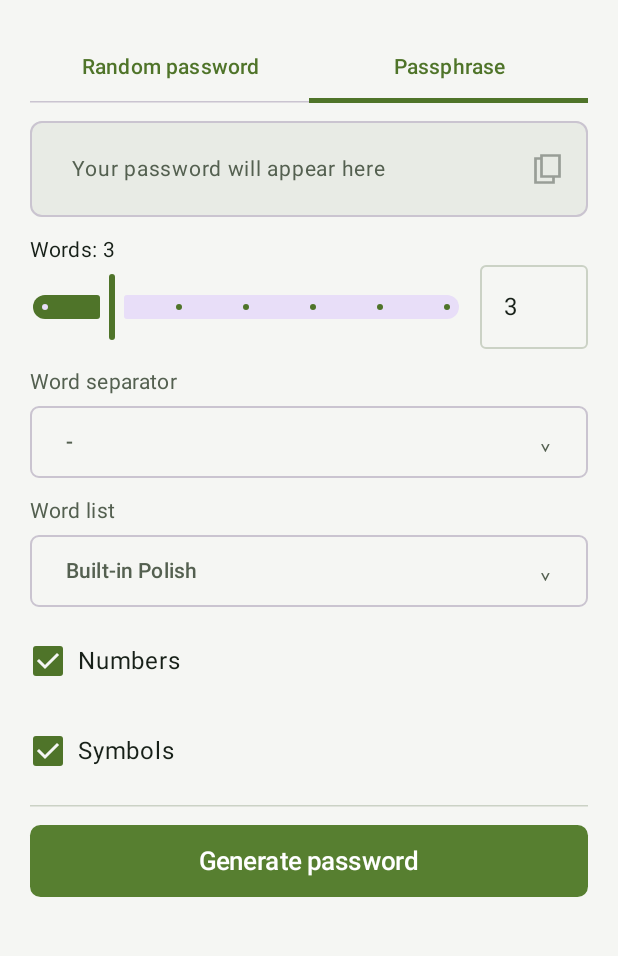
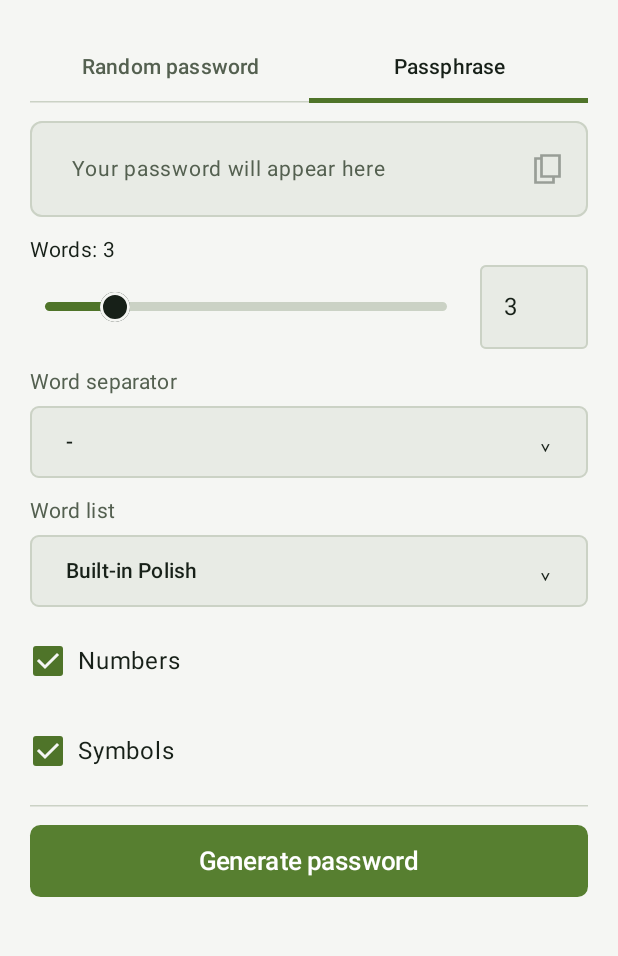
Before and after one commit to Franek2009/Password-Generator, an Android app built with Jetpack Compose: the screen it shows after launch (MainActivity), tab 2 chosen, on a phone screen of 412 x 824 dp, the part 77-1033 px from its top. Run offline under Robolectric (Android 15) with nearby library versions, the light colour scheme and no system bars.

Commit message:
Polish shared Android styling and stabilize UI preview captures

```diff
--- a/android/app/src/main/java/pl/franek/passwordgenerator/MainActivity.kt
+++ b/android/app/src/main/java/pl/franek/passwordgenerator/MainActivity.kt
@@ -6,6 +6,8 @@ import androidx.activity.compose.setContent
 import androidx.activity.compose.BackHandler
 import androidx.activity.compose.rememberLauncherForActivityResult
 import androidx.activity.result.contract.ActivityResultContracts
+import androidx.compose.foundation.BorderStroke
+import androidx.compose.foundation.border
 import androidx.compose.foundation.Image
 import androidx.compose.foundation.background
 import androidx.compose.foundation.selection.toggleable
@@ -63,11 +65,21 @@ fun PasswordGeneratorApp(model: GeneratorViewModel = viewModel()) {
     val colors = if (dark) darkColorScheme(
         primary = color("accent"), onPrimary = color("background"), background = color("background"),
         surface = color("surface"), onSurface = color("text"), onBackground = color("text"),
-        onSurfaceVariant = color("muted"), outline = color("border"), surfaceVariant = color("surface"),
+        onSurfaceVariant = color("muted"), outline = color("border"), outlineVariant = color("border"), surfaceVariant = color("surface"),
+        secondary = color("accent"), secondaryContainer = color("surface"), onSecondaryContainer = color("text"), surfaceTint = Color.Transparent,
+        primaryContainer = color("surface"), onPrimaryContainer = color("text"),
+        tertiary = color("accent"), tertiaryContainer = color("surface"), onTertiaryContainer = color("text"),
+        surfaceContainerHighest = color("surface"), surfaceContainerHigh = color("surface"),
+        surfaceContainer = color("surface"), surfaceContainerLow = color("surface"), surfaceContainerLowest = color("background"),
     ) else lightColorScheme(
         primary = color("accent"), onPrimary = color("background"), background = color("background"),
         surface = color("surface"), onSurface = color("text"), onBackground = color("text"),
-        onSurfaceVariant = color("muted"), outline = color("border"), surfaceVariant = color("surface"),
+        onSurfaceVariant = color("muted"), outline = color("border"), outlineVariant = color("border"), surfaceVariant = color("surface"),
+        secondary = color("accent"), secondaryContainer = color("surface"), onSecondaryContainer = color("text"), surfaceTint = Color.Transparent,
+        primaryContainer = color("surface"), onPrimaryContainer = color("text"),
+        tertiary = color("accent"), tertiaryContainer = color("surface"), onTertiaryContainer = color("text"),
+        surfaceContainerHighest = color("surface"), surfaceContainerHigh = color("surface"),
+        surfaceContainer = color("surface"), surfaceContainerLow = color("surface"), surfaceContainerLowest = color("background"),
     )
     SideEffect {
         val window = (context as? ComponentActivity)?.window
@@ -142,12 +154,13 @@ private fun SharedIcon(ui: SharedUi, name: String, description: String) {
 @Composable
 private fun GeneratorScreen(ui: SharedUi, state: UiState, model: GeneratorViewModel, t: (String) -> String, button: Color, buttonText: Color) {
     val human = state.mode == PasswordMode.HUMAN
+    val focus = LocalFocusManager.current
     val picker = rememberLauncherForActivityResult(ActivityResultContracts.OpenDocument()) { uri ->
         uri?.let { model.chooseWordlist(it) }
     }
     TabRow(selectedTabIndex = if (human) 1 else 0, containerColor = MaterialTheme.colorScheme.background) {
         listOf("random", "phrase").forEachIndexed { index, key ->
-            Tab(selected = human == (index == 1), onClick = { model.update { it.copy(mode = if (index == 0) PasswordMode.MANAGER else PasswordMode.HUMAN) } },
+            Tab(selectedContentColor = MaterialTheme.colorScheme.onSurface, unselectedContentColor = MaterialTheme.colorScheme.onSurfaceVariant, selected = human == (index == 1), onClick = { model.update { it.copy(mode = if (index == 0) PasswordMode.MANAGER else PasswordMode.HUMAN) } },
                 text = { Text(t(key), maxLines = 2) })
         }
     }
@@ -182,12 +195,13 @@ private fun GeneratorScreen(ui: SharedUi, state: UiState, model: GeneratorViewMo
         model.update { if (human) it.copy(humanSpecial = value) else it.copy(managerSpecial = value) }
     }
     HorizontalDivider(color = MaterialTheme.colorScheme.outline)
-    Button(onClick = model::generate, enabled = !model.working, modifier = Modifier.fillMaxWidth().heightIn(min = 48.dp),
+    Button(onClick = { focus.clearFocus(); model.generate() }, enabled = !model.working, modifier = Modifier.fillMaxWidth().heightIn(min = 48.dp),
         shape = RoundedCornerShape(7.dp), colors = ButtonDefaults.buttonColors(containerColor = button, contentColor = buttonText)) {
         Text(t("generate"), fontSize = 17.sp, modifier = Modifier.padding(vertical = 4.dp))
     }
 }
 
+@OptIn(ExperimentalMaterial3Api::class)
 @Composable
 private fun NumberSetting(label: String, value: Int, range: IntRange, onChange: (Int) -> Unit) {
     val focus = LocalFocusManager.current
@@ -195,8 +209,19 @@ private fun NumberSetting(label: String, value: Int, range: IntRange, onChange:
     Column {
         Text("$label: $value", style = MaterialTheme.typography.bodyMedium)
         Row(verticalAlignment = Alignment.CenterVertically, horizontalArrangement = Arrangement.spacedBy(12.dp)) {
+            val sliderColors = SliderDefaults.colors(
+                thumbColor = MaterialTheme.colorScheme.onSurface,
+                activeTrackColor = MaterialTheme.colorScheme.primary,
+                inactiveTrackColor = MaterialTheme.colorScheme.outline,
+                activeTickColor = Color.Transparent, inactiveTickColor = Color.Transparent,
+            )
             Slider(value.toFloat(), { onChange(it.toInt()) }, modifier = Modifier.weight(1f).semantics { contentDescription = label },
-                valueRange = range.first.toFloat()..range.last.toFloat(), steps = range.last - range.first - 1)
+                valueRange = range.first.toFloat()..range.last.toFloat(), steps = range.last - range.first - 1,
+                colors = sliderColors,
+                thumb = { Box(Modifier.size(20.dp).background(MaterialTheme.colorScheme.onSurface, CircleShape)
+                    .border(2.dp, MaterialTheme.colorScheme.background, CircleShape)) },
+                track = { slider -> SliderDefaults.Track(sliderState = slider, colors = sliderColors,
+                    modifier = Modifier.height(6.dp), thumbTrackGapSize = 0.dp, drawStopIndicator = null) })
             OutlinedTextField(input, { raw ->
                 if (raw.length <= 2 && raw.all(Char::isDigit)) {
                     input = raw
@@ -205,7 +230,8 @@ private fun NumberSetting(label: String, value: Int, range: IntRange, onChange:
             }, singleLine = true, modifier = Modifier.width(72.dp).onFocusChanged { if (!it.isFocused) input = value.toString() }.semantics { contentDescription = label },
                 isError = input.toIntOrNull()?.let { it !in range } ?: true,
                 keyboardActions = KeyboardActions(onDone = { focus.clearFocus() }),
-                keyboardOptions = KeyboardOptions(keyboardType = KeyboardType.Number))
+                keyboardOptions = KeyboardOptions(keyboardType = KeyboardType.Number),
+                colors = OutlinedTextFieldDefaults.colors(focusedContainerColor = MaterialTheme.colorScheme.surface, unfocusedContainerColor = MaterialTheme.colorScheme.surface))
         }
     }
 }
@@ -228,7 +254,8 @@ private fun Choice(label: String, value: String, choices: List<String>, display:
         Text(label, color = MaterialTheme.colorScheme.onSurfaceVariant, style = MaterialTheme.typography.bodyMedium)
         Box {
             OutlinedButton(onClick = { expanded = true }, enabled = enabled, modifier = Modifier.fillMaxWidth().heightIn(min = 48.dp),
-                shape = RoundedCornerShape(6.dp)) { Text(display(value), Modifier.weight(1f)); Text("⌄") }
+                shape = RoundedCornerShape(6.dp), border = BorderStroke(1.dp, MaterialTheme.colorScheme.outline),
+                colors = ButtonDefaults.outlinedButtonColors(contentColor = MaterialTheme.colorScheme.onSurface, containerColor = MaterialTheme.colorScheme.surface)) { Text(display(value), Modifier.weight(1f)); Text("⌄") }
             DropdownMenu(expanded, { expanded = false }) {
                 choices.forEach { choice -> DropdownMenuItem(text = { Text(display(choice)) },
                     onClick = { onSelected(choice); expanded = false }) }
@@ -243,7 +270,10 @@ private fun SettingsScreen(state: UiState, model: GeneratorViewModel, t: (String
     Surface(shape = RoundedCornerShape(8.dp)) {
         Row(Modifier.fillMaxWidth().padding(12.dp), verticalAlignment = Alignment.CenterVertically) {
             Text(t("auto_copy"), Modifier.weight(1f))
-            Switch(state.autoCopy, { value -> model.update { it.copy(autoCopy = value) } }, Modifier.semantics { contentDescription = t("auto_copy") })
+            Switch(state.autoCopy, { value -> model.update { it.copy(autoCopy = value) } }, Modifier.semantics { contentDescription = t("auto_copy") },
+                colors = SwitchDefaults.colors(uncheckedTrackColor = MaterialTheme.colorScheme.outline,
+                    uncheckedBorderColor = MaterialTheme.colorScheme.outline, uncheckedThumbColor = MaterialTheme.colorScheme.onSurfaceVariant,
+                    checkedTrackColor = MaterialTheme.colorScheme.primary, checkedThumbColor = MaterialTheme.colorScheme.background))
         }
     }
     Text(t("appearance"), style = MaterialTheme.typography.titleMedium)
```
Also changed, not shown: 6 other files.
